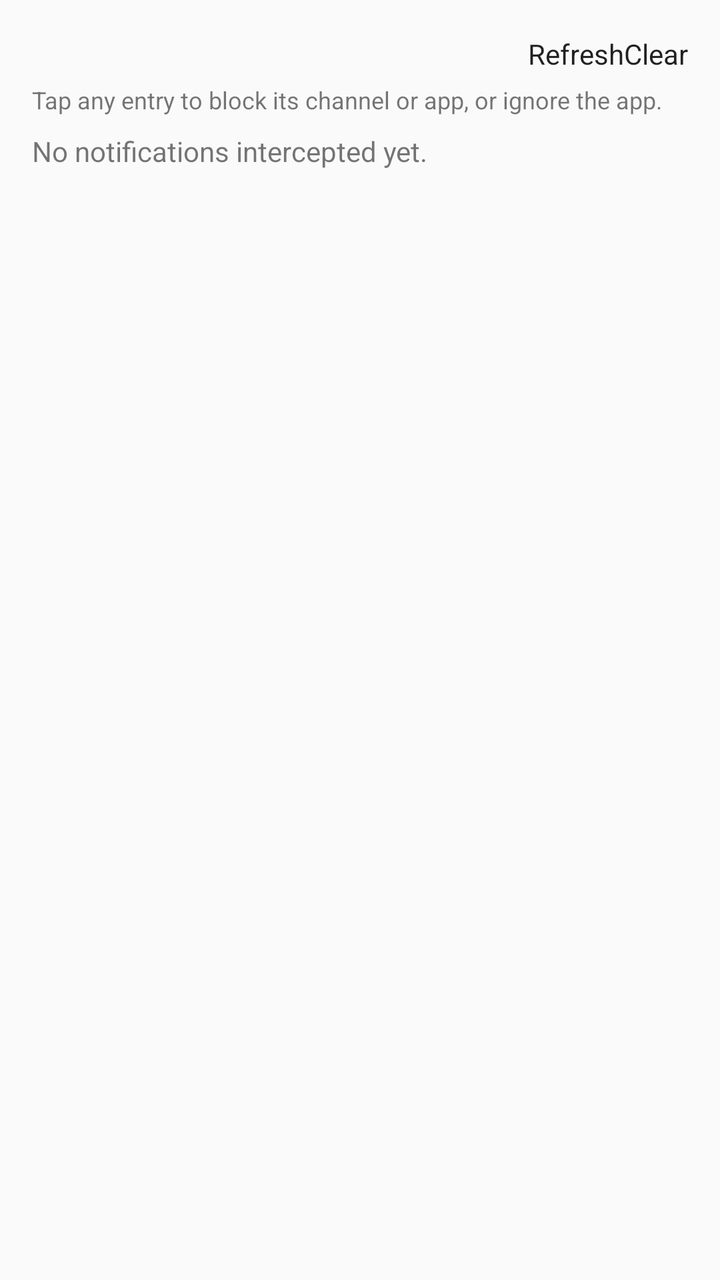
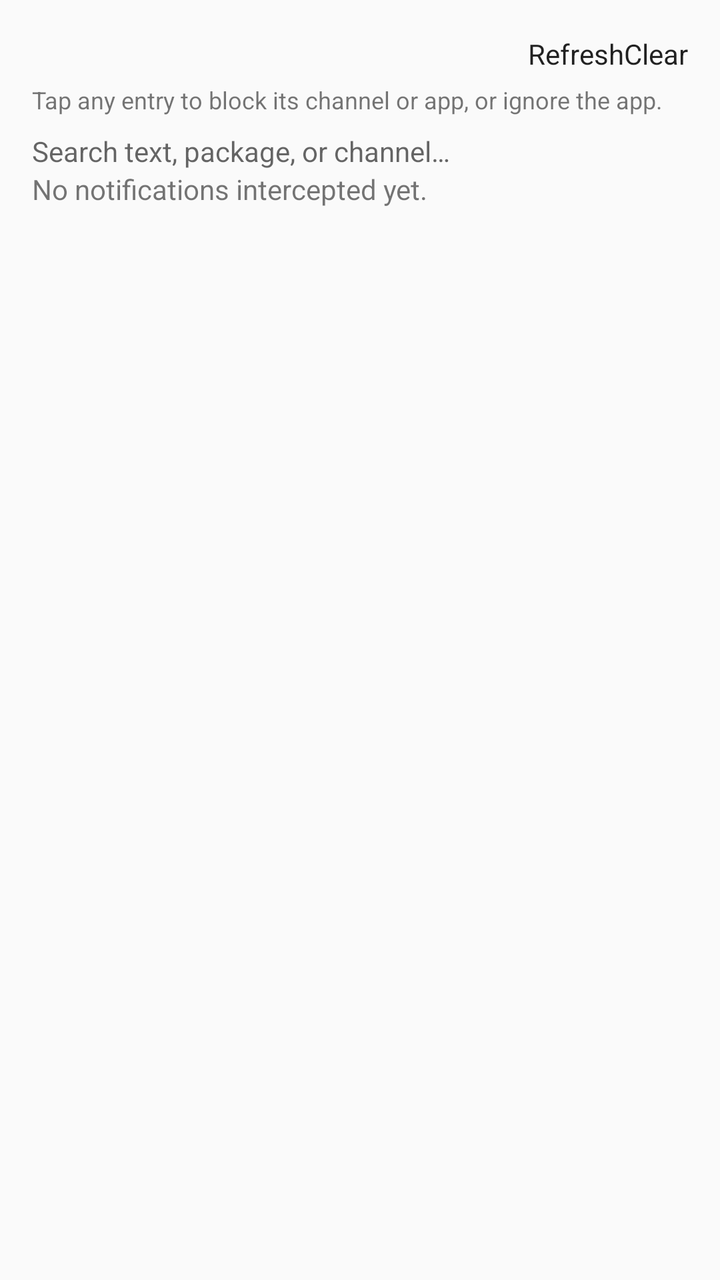

Compare the two renders of this Android layout. The source of the first and the diff that turns it into the second are given below.
<!-- AndroidManifest.xml: application theme Theme.NotifSilencer -->
<!-- res/layout/activity_loglist.xml -->
<?xml version="1.0" encoding="utf-8"?>
<LinearLayout xmlns:android="http://schemas.android.com/apk/res/android"
    android:layout_width="match_parent"
    android:layout_height="match_parent"
    android:orientation="vertical"
    android:padding="16dp">

    <LinearLayout
        android:layout_width="match_parent"
        android:layout_height="wrap_content"
        android:orientation="horizontal"
        android:gravity="center_vertical">

        <TextView
            android:id="@+id/listHeader"
            android:layout_width="0dp"
            android:layout_height="wrap_content"
            android:layout_weight="1"
            android:textStyle="bold"
            android:textSize="16sp" />

        <Button
            android:id="@+id/btnRefresh"
            android:layout_width="wrap_content"
            android:layout_height="wrap_content"
            android:text="@string/refresh" />

        <Button
            android:id="@+id/btnClear"
            android:layout_width="wrap_content"
            android:layout_height="wrap_content"
            android:text="@string/clear" />
    </LinearLayout>

    <TextView
        android:id="@+id/listHelp"
        android:layout_width="match_parent"
        android:layout_height="wrap_content"
        android:paddingTop="4dp"
        android:paddingBottom="8dp"
        android:textSize="12sp"
        android:text="@string/log_tap_help" />

    <TextView
        android:id="@+id/emptyView"
        android:layout_width="match_parent"
        android:layout_height="wrap_content"
        android:text="@string/log_empty" />

    <ListView
        android:id="@+id/logList"
        android:layout_width="match_parent"
        android:layout_height="0dp"
        android:layout_weight="1" />
</LinearLayout>
<!-- resources referenced by this layout -->
<resources>
  <string name="clear">Clear</string>
  <string name="log_empty">No notifications intercepted yet.</string>
  <string name="log_tap_help">Tap any entry to block its channel or app, or ignore the app.</string>
  <string name="refresh">Refresh</string>
  <style name="Theme.NotifSilencer" parent="@android:style/Theme.Material.Light" />
</resources>

<!-- the commit's change to res/layout/activity_loglist.xml (unified diff, before → after) -->
@@ -41,6 +41,16 @@
         android:textSize="12sp"
         android:text="@string/log_tap_help" />
 
+    <EditText
+        android:id="@+id/searchBox"
+        android:layout_width="match_parent"
+        android:layout_height="wrap_content"
+        android:hint="@string/search_hint"
+        android:inputType="text"
+        android:imeOptions="actionSearch"
+        android:maxLines="1"
+        android:importantForAutofill="no" />
+
     <TextView
         android:id="@+id/emptyView"
         android:layout_width="match_parent"
<!-- resource entries referenced after the edit -->
@@ -4,6 +4,7 @@
   <string name="log_empty">No notifications intercepted yet.</string>
   <string name="log_tap_help">Tap any entry to block its channel or app, or ignore the app.</string>
   <string name="refresh">Refresh</string>
+  <string name="search_hint">Search text, package, or channel…</string>
   <style name="Theme.NotifSilencer" parent="@android:style/Theme.Material.Light" />
 </resources>
 
